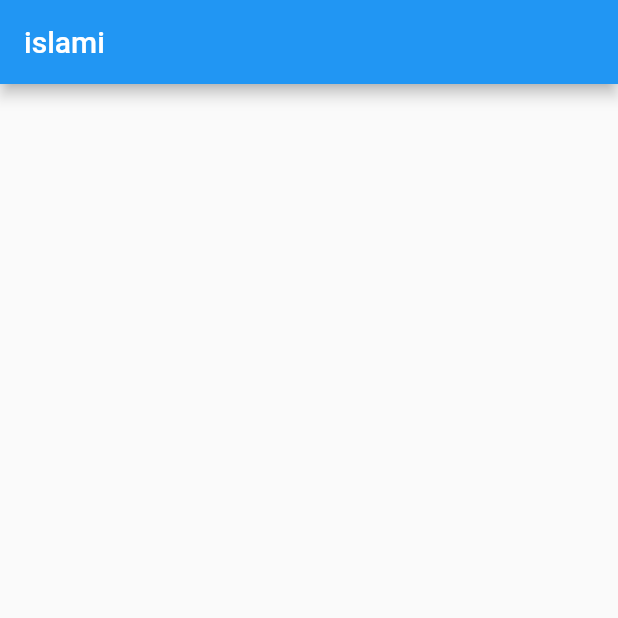
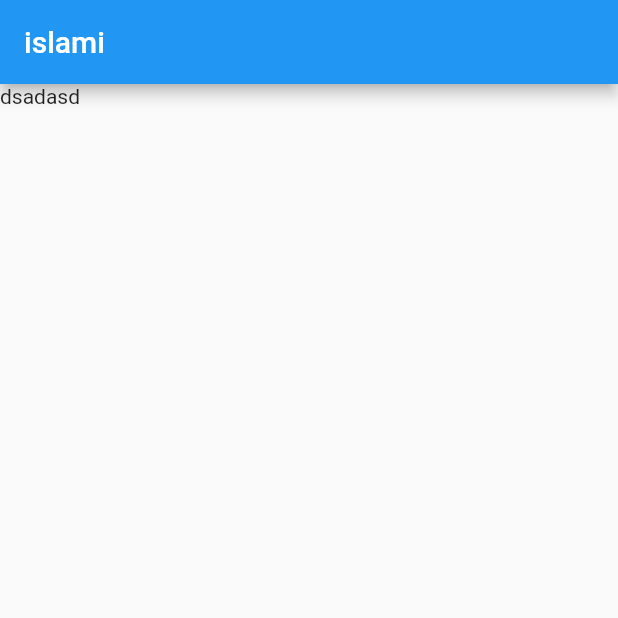
Before and after one commit to Awimer/islami, a Flutter app: the screen it shows after launch, on a phone screen of 412 x 824 dp, the top half of it. Run offline on Flutter 3.47's test engine with Material 2 defaults, Android fonts, the phone set to English and light mode, and no system bars.

```diff
--- a/lib/home_screen.dart
+++ b/lib/home_screen.dart
@@ -10,6 +10,9 @@ class HomeScreen extends StatelessWidget{
          'islami'
        ),
      ),
+     body: Column(children: [
+       Text('dsadasd')
+     ],),
    );
   }
 
```
